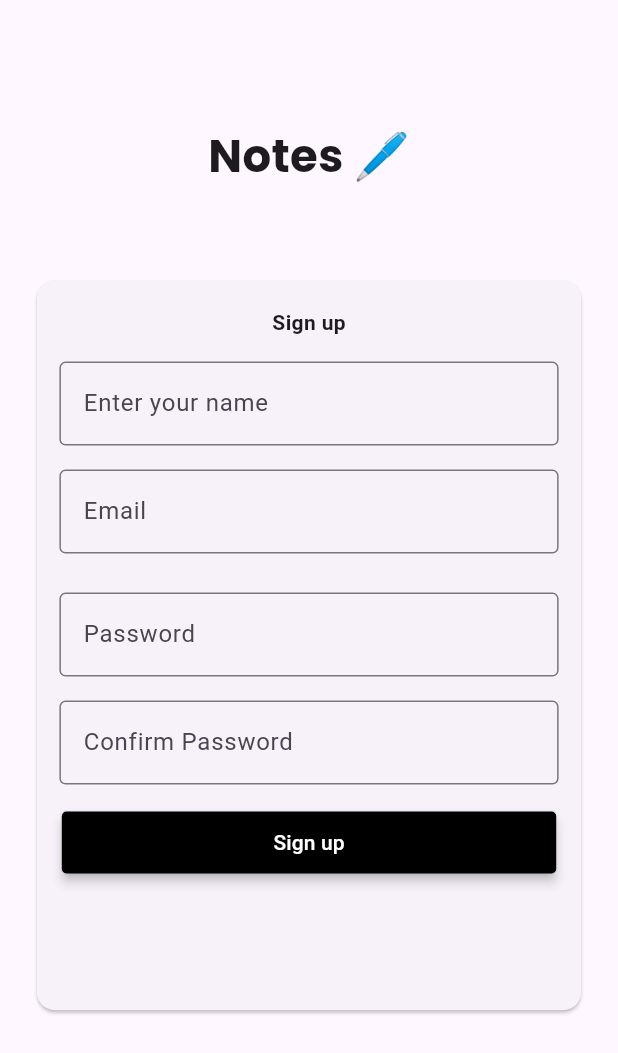
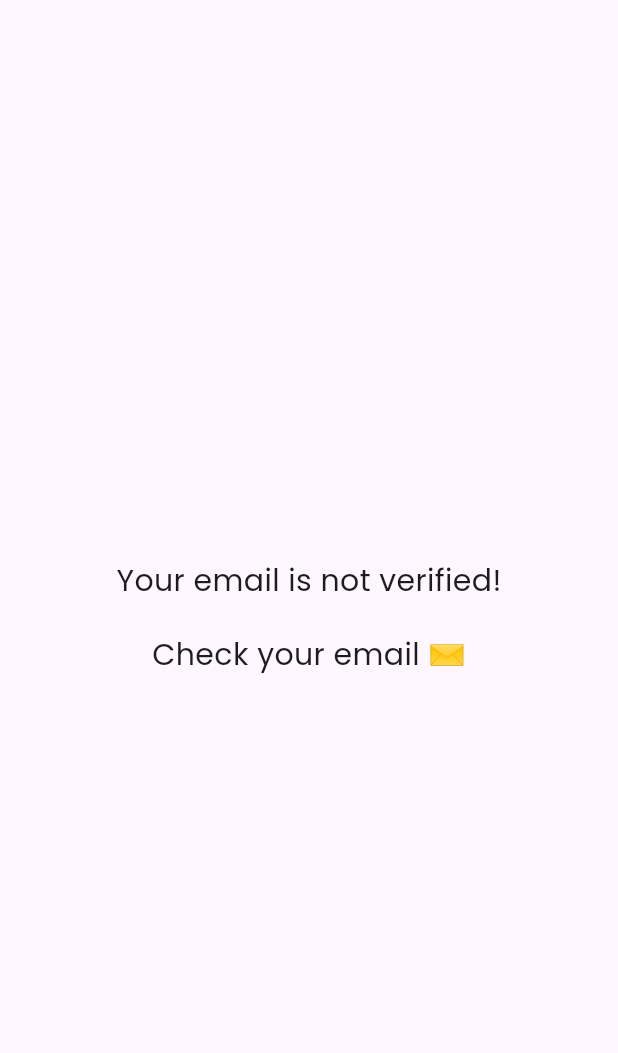
Before and after one commit to amalnandu/notes, a Flutter app: the screen it shows after launch, on a phone screen of 412 x 824 dp. Shown: the top 1053 px of the screen. Run offline on Flutter 3.47's test engine with Material 3 defaults, Android fonts, the phone set to English and light mode, and no system bars; our stand-ins replace google_fonts.

Commit message:
add verification-screen

```diff
--- a/lib/main.dart
+++ b/lib/main.dart
@@ -2,6 +2,7 @@ import 'package:flutter/material.dart';
 import 'package:notes/screens/home.dart';
 import 'package:notes/screens/login.dart';
 import 'package:notes/screens/signup.dart';
+import 'package:notes/screens/verify_pw.dart';
 
 void main(){
   runApp(Myapp());
@@ -15,7 +16,7 @@ class Myapp extends StatelessWidget {
   Widget build(BuildContext context) {
     return MaterialApp(
       debugShowCheckedModeBanner: false,
-      home: Signup(),
+      home: Verify_password(),
     );
   }
 }
--- /dev/null
+++ b/lib/screens/verify_pw.dart
@@ -0,0 +1,27 @@
+import 'package:flutter/material.dart';
+import 'package:google_fonts/google_fonts.dart';
+
+class Verify_password extends StatelessWidget {
+  const Verify_password({super.key});
+
+  @override
+  Widget build(BuildContext context) {
+    return Scaffold(
+      body: Center(
+        child: Column(
+          mainAxisAlignment: MainAxisAlignment.center,
+          crossAxisAlignment: CrossAxisAlignment.center,
+          children: [
+
+          Center(child: Text("Your email is not verified!",style: GoogleFonts.poppins(
+            fontSize:20
+          ),)),
+          SizedBox(height: 20,),
+          Center(child: Text("Check your email ✉",style: GoogleFonts.poppins(
+              fontSize:20
+          ),))
+        ],),
+      ),
+    );
+}
+}
```
Also changed, not shown: lib/screens/signup.dart (+30 -18 lines).
